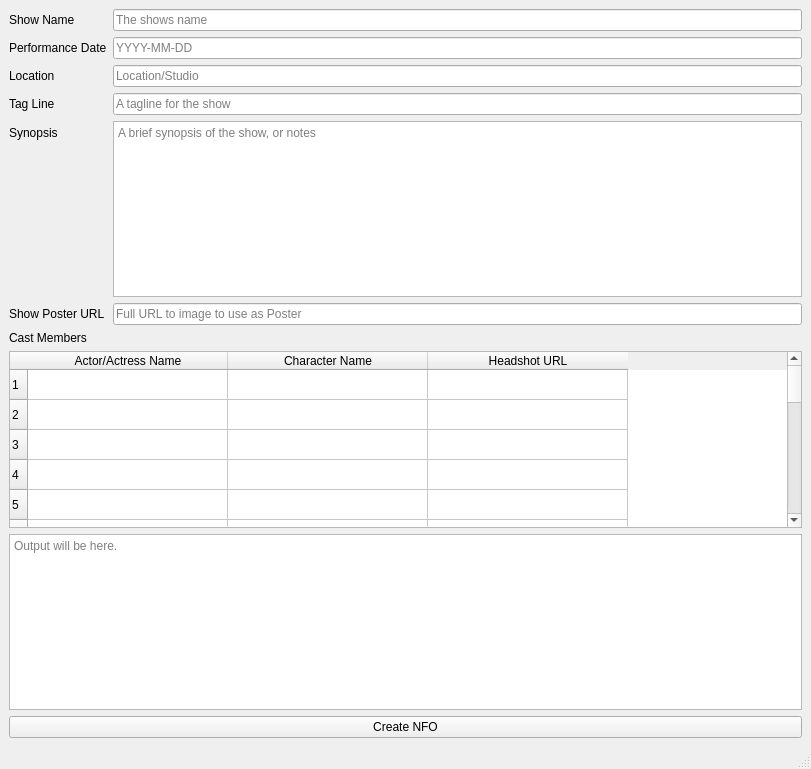
Before: the Qt Designer form mainwindow.ui in pekempy/NFOBuilder, drawn with Qt 5.
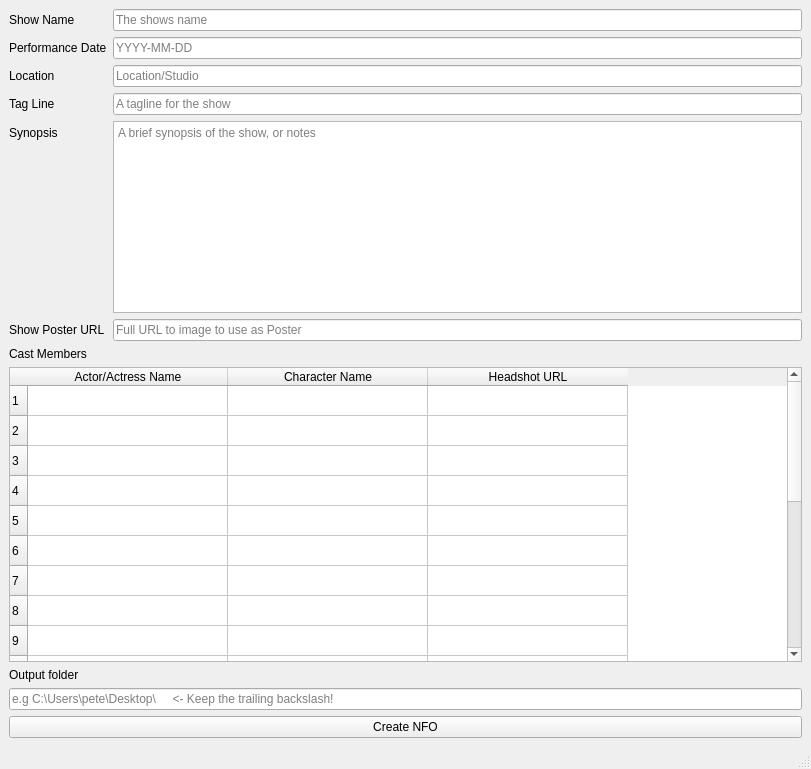
After: the same form once the commit is applied. Icons and pictures are not drawn.

The edit to the form file:
```diff
--- a/mainwindow.ui
+++ b/mainwindow.ui
@@ -177,9 +177,16 @@
      </widget>
     </item>
     <item>
-     <widget class="QTextEdit" name="outputTextArea">
+     <widget class="QLabel" name="outputFolderLabel">
+      <property name="text">
+       <string>Output folder</string>
+      </property>
+     </widget>
+    </item>
+    <item>
+     <widget class="QLineEdit" name="outputFolderInput">
       <property name="placeholderText">
-       <string>Output will be here.</string>
+       <string>e.g C:\Users\pete\Desktop\     &lt;- Keep the trailing backslash!</string>
       </property>
      </widget>
     </item>
```
Left out of the diff: 8 changed lines with no effect on the pictures.
